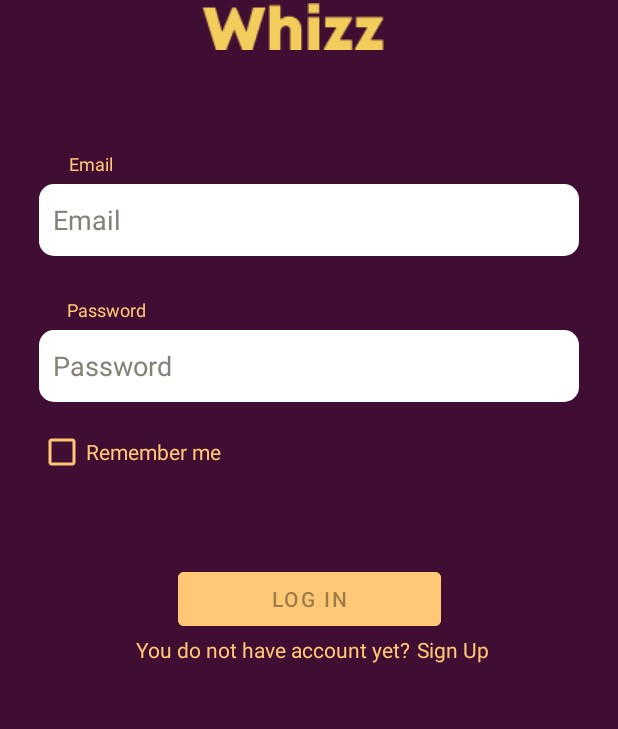
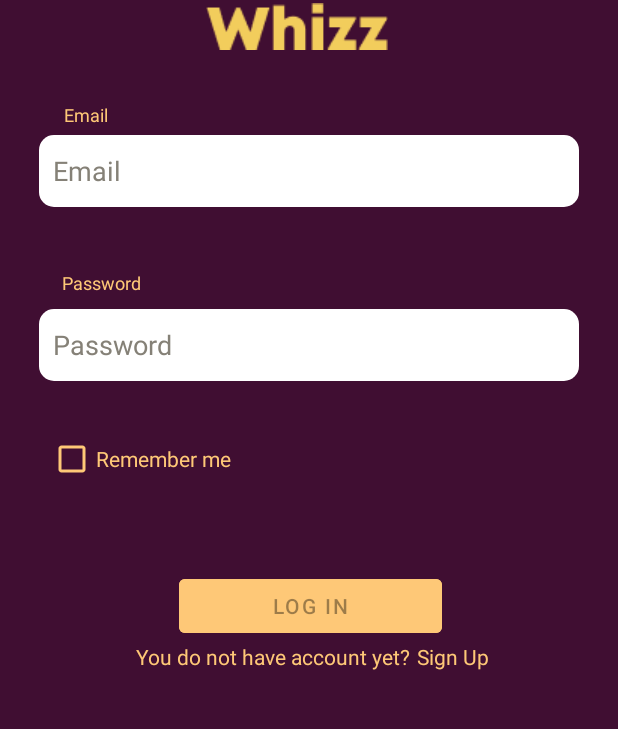
Before and after one commit to SpectreOfSolitude/OperationLevelUp, an Android app: the screen it shows after launch (LoginActivity), on a phone screen of 412 x 824 dp, the part 368-1097 px from its top. Run offline under Robolectric (Android 15) with nearby library versions, the phone set to English and light mode, and no system bars.

Commit message:
fire_base_connect1

```diff
--- a/app/build.gradle
+++ b/app/build.gradle
@@ -1,5 +1,6 @@
 plugins {
     id 'com.android.application'
+    id 'com.google.gms.google-services'
 
 }
 
@@ -43,6 +44,7 @@ dependencies {
     implementation 'androidx.navigation:navigation-ui:2.3.5'
     implementation 'androidx.legacy:legacy-support-v4:1.0.0'
     implementation 'androidx.annotation:annotation:1.3.0'
+    implementation 'com.google.firebase:firebase-auth-ktx:22.0.0'
     testImplementation 'junit:junit:4.13.2'
     androidTestImplementation 'androidx.test.ext:junit:1.1.3'
     androidTestImplementation 'androidx.test.espresso:espresso-core:3.4.0'
--- a/app/src/main/res/layout/activity_login.xml
+++ b/app/src/main/res/layout/activity_login.xml
@@ -28,10 +28,10 @@
         android:textColorHint="#858177"
         app:layout_constraintBottom_toTopOf="@+id/textView6"
         app:layout_constraintEnd_toEndOf="parent"
-        app:layout_constraintHorizontal_bias="0.509"
+        app:layout_constraintHorizontal_bias="0.49"
         app:layout_constraintStart_toStartOf="parent"
         app:layout_constraintTop_toBottomOf="@+id/textView5"
-        app:layout_constraintVertical_bias="0.75" />
+        app:layout_constraintVertical_bias="0.0" />
 
     <TextView
         android:id="@+id/textView5"
@@ -43,10 +43,10 @@
         android:textSize="12sp"
         app:layout_constraintBottom_toBottomOf="parent"
         app:layout_constraintEnd_toEndOf="parent"
-        app:layout_constraintHorizontal_bias="0.229"
+        app:layout_constraintHorizontal_bias="0.204"
         app:layout_constraintStart_toStartOf="parent"
-        app:layout_constraintTop_toTopOf="parent"
-        app:layout_constraintVertical_bias="0.381" />
+        app:layout_constraintTop_toBottomOf="@+id/imageView5"
+        app:layout_constraintVertical_bias="0.125" />
 
     <CheckBox
         android:id="@+id/checkBox"
@@ -59,9 +59,10 @@
         android:textColor="@color/yellow_whizz"
         app:layout_constraintBottom_toBottomOf="parent"
         app:layout_constraintEnd_toEndOf="parent"
+        app:layout_constraintHorizontal_bias="0.0"
         app:layout_constraintStart_toStartOf="parent"
-        app:layout_constraintTop_toTopOf="parent"
-        app:layout_constraintVertical_bias="0.655" />
+        app:layout_constraintTop_toBottomOf="@+id/textView5"
+        app:layout_constraintVertical_bias="0.459" />
 
     <TextView
         android:id="@+id/textView6"
@@ -71,12 +72,12 @@
         android:text="@string/prompt_password"
         android:textColor="@color/yellow_whizz"
         android:textSize="12sp"
-        app:layout_constraintBottom_toBottomOf="parent"
+        app:layout_constraintBottom_toTopOf="@+id/checkBox"
         app:layout_constraintEnd_toEndOf="parent"
-        app:layout_constraintHorizontal_bias="0.27"
+        app:layout_constraintHorizontal_bias="0.233"
         app:layout_constraintStart_toStartOf="parent"
-        app:layout_constraintTop_toTopOf="parent"
-        app:layout_constraintVertical_bias="0.516" />
+        app:layout_constraintTop_toBottomOf="@+id/textView5"
+        app:layout_constraintVertical_bias="0.526" />
 
     <Button
         android:id="@+id/login"
@@ -92,6 +93,7 @@
         android:textColorHint="#979292"
         app:layout_constraintBottom_toBottomOf="parent"
         app:layout_constraintEnd_toEndOf="parent"
+        app:layout_constraintHorizontal_bias="0.504"
         app:layout_constraintStart_toStartOf="parent"
         app:layout_constraintTop_toBottomOf="@+id/checkBox"
         app:layout_constraintVertical_bias="0.0" />
@@ -104,7 +106,7 @@
         android:layout_marginBottom="50dp"
         app:layout_constraintBottom_toTopOf="@+id/username"
         app:layout_constraintEnd_toEndOf="parent"
-        app:layout_constraintHorizontal_bias="0.458"
+        app:layout_constraintHorizontal_bias="0.468"
         app:layout_constraintStart_toStartOf="parent"
         app:layout_constraintTop_toBottomOf="@+id/imageView5"
         app:layout_constraintVertical_bias="0.0"
@@ -130,7 +132,7 @@
         app:layout_constraintHorizontal_bias="0.509"
         app:layout_constraintStart_toStartOf="parent"
         app:layout_constraintTop_toBottomOf="@+id/textView6"
-        app:layout_constraintVertical_bias="0.0" />
+        app:layout_constraintVertical_bias="0.217" />
 
     <ProgressBar
         android:id="@+id/loading"
--- a/build.gradle
+++ b/build.gradle
@@ -1,4 +1,8 @@
-// Top-level build file where you can add configuration options common to all sub-projects/modules.
+buildscript {
+    dependencies {
+        classpath 'com.google.gms:google-services:4.3.15'
+    }
+}// Top-level build file where you can add configuration options common to all sub-projects/modules.
 plugins
         {
     id 'com.android.application' version '7.2.1' apply false
```
